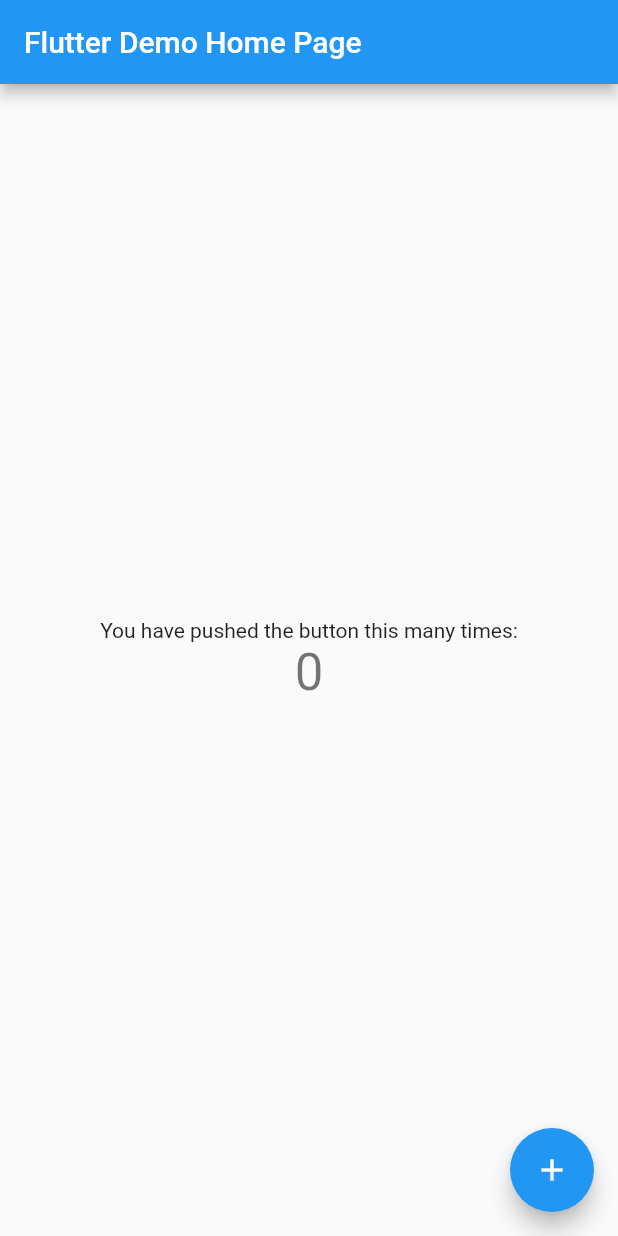
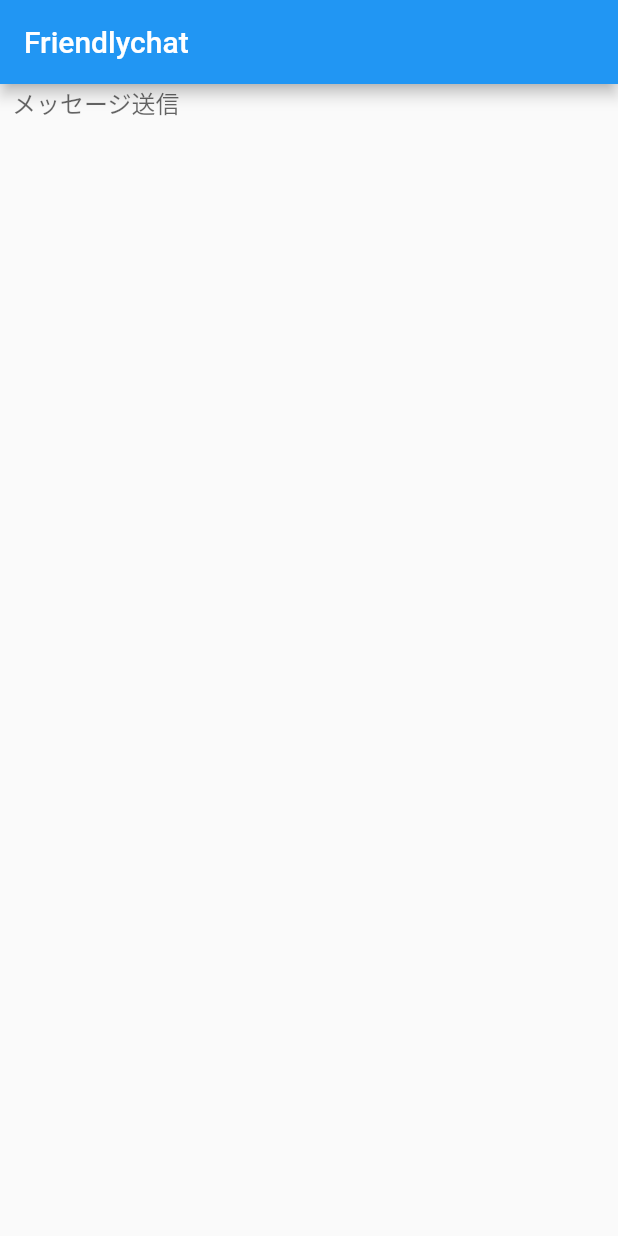
Before and after one commit to subc/flutter-example, a Flutter app: the screen it shows after launch, on a phone screen of 412 x 824 dp. Run offline on Flutter 3.47's test engine with Material 2 defaults, Android fonts, the phone set to English and light mode, and no system bars.

Commit message:
feat: chat

```diff
--- a/lib/main.dart
+++ b/lib/main.dart
@@ -1,109 +1,47 @@
 import 'package:flutter/material.dart';
 
-void main() => runApp(new MyApp());
+void main() {
+  runApp(new FriendlychatApp());
+}
 
-class MyApp extends StatelessWidget {
-  // This widget is the root of your application.
+class FriendlychatApp extends StatelessWidget {
   @override
   Widget build(BuildContext context) {
     return new MaterialApp(
-      title: 'Flutter Demo',
-      theme: new ThemeData(
-        // This is the theme of your application.
-        //
-        // Try running your application with "flutter run". You'll see the
-        // application has a blue toolbar. Then, without quitting the app, try
-        // changing the primarySwatch below to Colors.green and then invoke
-        // "hot reload" (press "r" in the console where you ran "flutter run",
-        // or press Run > Flutter Hot Reload in IntelliJ). Notice that the
-        // counter didn't reset back to zero; the application is not restarted.
-        primarySwatch: Colors.blue,
-      ),
-      home: new MyHomePage(title: 'Flutter Demo Home Page'),
+      title: "FriendlyChat",
+      home: new ChatScreen(),
     );
   }
 }
 
-class MyHomePage extends StatefulWidget {
-  MyHomePage({Key key, this.title}) : super(key: key);
-
-  // This widget is the home page of your application. It is stateful, meaning
-  // that it has a State object (defined below) that contains fields that affect
-  // how it looks.
-
-  // This class is the configuration for the state. It holds the values (in this
-  // case the title) provided by the parent (in this case the App widget) and
-  // used by the build method of the State. Fields in a Widget subclass are
-  // always marked "final".
-
-  final String title;
-
+class ChatScreen extends StatefulWidget {
   @override
-  _MyHomePageState createState() => new _MyHomePageState();
+  State createState() => new ChatScreenState();
 }
 
-class _MyHomePageState extends State<MyHomePage> {
-  int _counter = 0;
-
-  void _incrementCounter() {
-    setState(() {
-      // This call to setState tells the Flutter framework that something has
-      // changed in this State, which causes it to rerun the build method below
-      // so that the display can reflect the updated values. If we changed
-      // _counter without calling setState(), then the build method would not be
-      // called again, and so nothing would appear to happen.
-      _counter++;
-    });
-  }
-
+class ChatScreenState extends State<ChatScreen> {
+  final TextEditingController _textController = new TextEditingController();
   @override
   Widget build(BuildContext context) {
-    // This method is rerun every time setState is called, for instance as done
-    // by the _incrementCounter method above.
-    //
-    // The Flutter framework has been optimized to make rerunning build methods
-    // fast, so that you can just rebuild anything that needs updating rather
-    // than having to individually change instances of widgets.
     return new Scaffold(
       appBar: new AppBar(
-        // Here we take the value from the MyHomePage object that was created by
-        // the App.build method, and use it to set our appbar title.
-        title: new Text(widget.title),
+          title: new Text("Friendlychat")
       ),
-      body: new Center(
-        // Center is a layout widget. It takes a single child and positions it
-        // in the middle of the parent.
-        child: new Column(
-          // Column is also layout widget. It takes a list of children and
-          // arranges them vertically. By default, it sizes itself to fit its
-          // children horizontally, and tries to be as tall as its parent.
-          //
-          // Invoke "debug paint" (press "p" in the console where you ran
-          // "flutter run", or select "Toggle Debug Paint" from the Flutter tool
-          // window in IntelliJ) to see the wireframe for each widget.
-          //
-          // Column has various properties to control how it sizes itself and
-          // how it positions its children. Here we use mainAxisAlignment to
-          // center the children vertically; the main axis here is the vertical
-          // axis because Columns are vertical (the cross axis would be
-          // horizontal).
-          mainAxisAlignment: MainAxisAlignment.center,
-          children: <Widget>[
-            new Text(
-              'You have pushed the button this many times:',
-            ),
-            new Text(
-              '$_counter',
-              style: Theme.of(context).textTheme.display1,
-            ),
-        ],
-        ),
-      ),
-      floatingActionButton: new FloatingActionButton(
-        onPressed: _incrementCounter,
-        tooltip: 'Increment',
-        child: new Icon(Icons.add),
-      ), // This trailing comma makes auto-formatting nicer for build methods.
+      body: _buildTextComposer(),
     );
   }
+  Widget _buildTextComposer() {
+    return new Container(
+      margin: const EdgeInsets.symmetric(horizontal: 8.0),
+      child: new TextField(
+        controller: _textController,
+        onSubmitted: _handleSubmitted,
+        decoration: new InputDecoration.collapsed(
+            hintText: "メッセージ送信"),
+      ),
+    );
+  }
+  void _handleSubmitted(String text) {
+    _textController.clear();
+  }
 }
```
